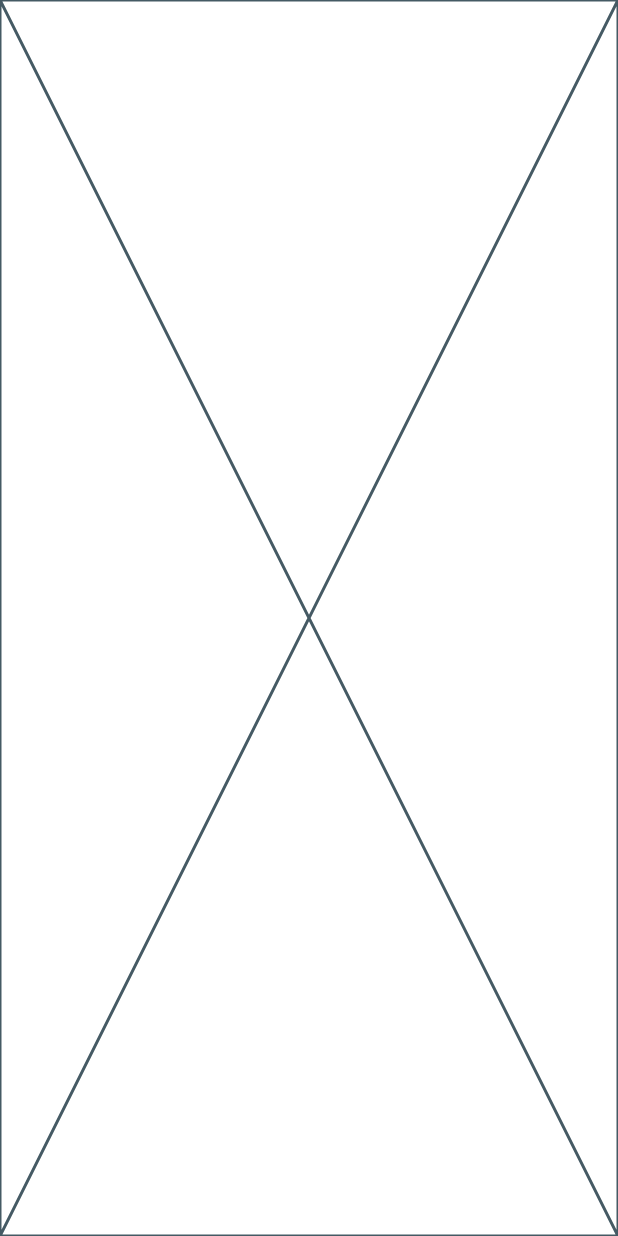
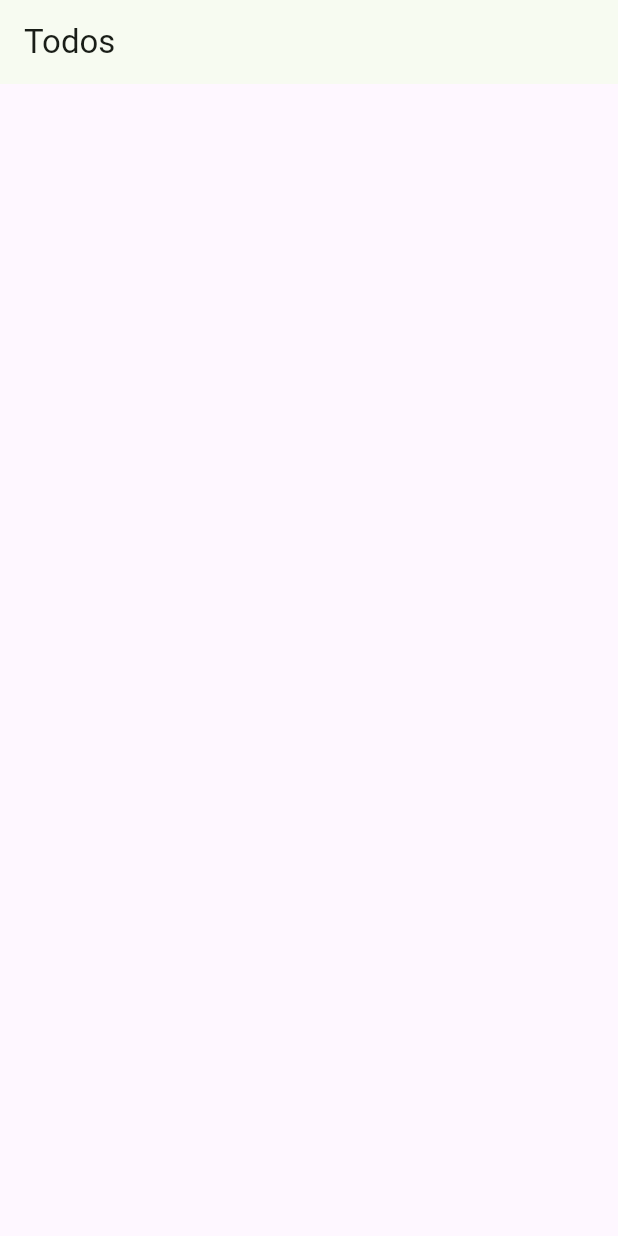
Before and after one commit to rebixpl/flutter_todo_app, a Flutter app: the screen it shows after launch, on a phone screen of 412 x 824 dp. Run offline on Flutter 3.47's test engine with Material 2 defaults, Android fonts, the phone set to English and light mode, and no system bars; our stand-ins replace flutter_riverpod, freezed_annotation, go_router.

Commit message:
set up gorouter + theme + home screen page

```diff
--- a/lib/presentation/app.dart
+++ b/lib/presentation/app.dart
@@ -1,10 +1,32 @@
 import 'package:flutter/material.dart';
+import 'package:flutter_todo_app/presentation/router.dart';
 
 class TodosApp extends StatelessWidget {
   const TodosApp({super.key});
 
   @override
   Widget build(BuildContext context) {
-    return const Placeholder();
+    const color = Colors.green;
+
+    return MaterialApp.router(
+      debugShowCheckedModeBanner: false,
+      title: 'Todos',
+      routerDelegate: router.routerDelegate,
+      routeInformationProvider: router.routeInformationProvider,
+      routeInformationParser: router.routeInformationParser,
+      theme: ThemeData.light(useMaterial3: true).copyWith(
+        colorScheme: ColorScheme.fromSeed(
+          seedColor: color,
+          brightness: Brightness.light,
+        ),
+      ),
+      darkTheme: ThemeData.dark(useMaterial3: true).copyWith(
+        colorScheme: ColorScheme.fromSeed(
+          seedColor: color,
+          brightness: Brightness.dark,
+        ),
+      ),
+      themeMode: ThemeMode.system,
+    );
   }
 }
--- a/lib/presentation/router.dart
+++ b/lib/presentation/router.dart
@@ -1,5 +1,12 @@
+import 'package:flutter_todo_app/presentation/view/home.dart';
 import 'package:go_router/go_router.dart';
 
 final router = GoRouter(
-  routes: [],
+  initialLocation: '/',
+  routes: [
+    GoRoute(
+      path: '/',
+      builder: (context, state) => const Home(),
+    ),
+  ],
 );
--- /dev/null
+++ b/lib/presentation/view/home.dart
@@ -0,0 +1,14 @@
+import 'package:flutter/material.dart';
+
+class Home extends StatelessWidget {
+  const Home({super.key});
+
+  @override
+  Widget build(BuildContext context) {
+    return Scaffold(
+      appBar: AppBar(
+        title: const Text('Todos'),
+      ),
+    );
+  }
+}
```
